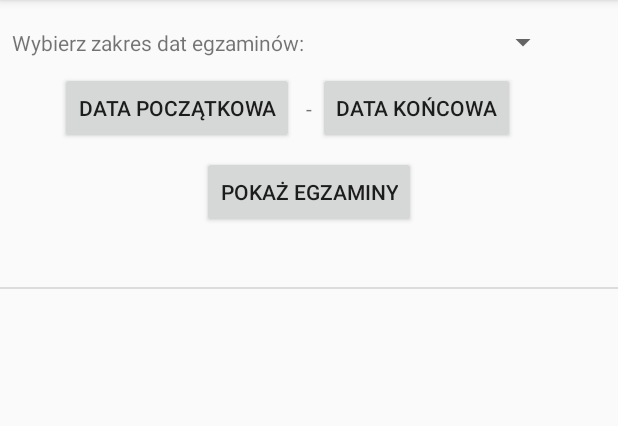
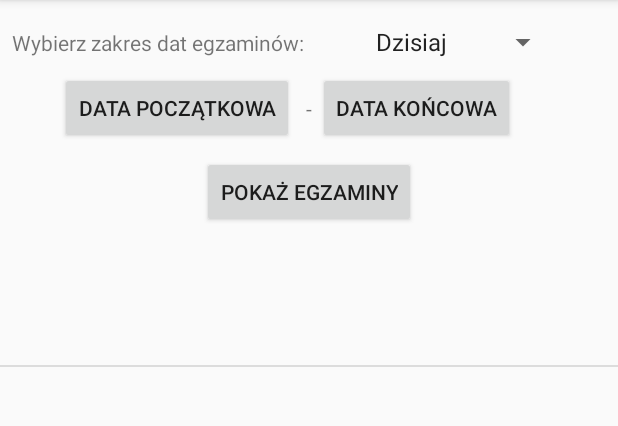
Before and after one commit to przemyslawmoskal/Driving_License_Examiners_App, an Android app: the ExamExplorerChooserFragment screen opened directly, with no data from a screen before it, on a phone screen of 412 x 824 dp, the part 84-510 px from its top. Run offline under Robolectric (Android 15) with nearby library versions, the phone set to English and light mode, and no system bars.

Commit message:
Added sample code to check if ExamExplorerChooserFragment can show another Fragment in the same Activity.

```diff
--- a/app/src/main/java/com/ptmprojects/aplikacjaegzaminatora/ExamExplorerChooserFragment.java
+++ b/app/src/main/java/com/ptmprojects/aplikacjaegzaminatora/ExamExplorerChooserFragment.java
@@ -4,15 +4,42 @@ import android.os.Bundle;
 import android.support.annotation.NonNull;
 import android.support.annotation.Nullable;
 import android.support.v4.app.Fragment;
+import android.support.v4.app.FragmentManager;
 import android.view.LayoutInflater;
 import android.view.View;
 import android.view.ViewGroup;
+import android.widget.ArrayAdapter;
+import android.widget.Button;
+import android.widget.Spinner;
 
 public class ExamExplorerChooserFragment extends Fragment {
+    private static final String DEFAULT_CHOOSE_DATE_RANGE_SPINNER_VALUE = "Dzisiaj";
+    private Spinner mChooseDateRangeSpinner;
+    private Button mSearchButton;
+
+
     @Nullable
     @Override
     public View onCreateView(@NonNull LayoutInflater inflater, @Nullable ViewGroup container, @Nullable Bundle savedInstanceState) {
         View v = inflater.inflate(R.layout.fragment_exam_explorer_chooser, container, false);
+
+        mChooseDateRangeSpinner = v.findViewById(R.id.date_range_chooser_spinner);
+        ArrayAdapter<CharSequence> adapter = ArrayAdapter.createFromResource(getActivity(),
+                R.array.time_scopes, android.R.layout.simple_spinner_item);
+        int spinnerDefaultPosition = adapter.getPosition(DEFAULT_CHOOSE_DATE_RANGE_SPINNER_VALUE);
+        adapter.setDropDownViewResource(android.R.layout.simple_spinner_dropdown_item);
+        mChooseDateRangeSpinner.setAdapter(adapter);
+        mChooseDateRangeSpinner.setSelection(spinnerDefaultPosition);
+
+        mSearchButton = (Button) v.findViewById(R.id.showExamsButton);
+        mSearchButton.setOnClickListener((view) -> {
+            Fragment fragment = new ExamExplorerListFragment();
+            FragmentManager fm = getActivity().getSupportFragmentManager();
+            fm.beginTransaction()
+                    .add(R.id.detail_fragment_container, fragment)
+                    .commit();
+        });
+
         return v;
     }
 }
--- a/app/src/main/res/layout/activity_twopane.xml
+++ b/app/src/main/res/layout/activity_twopane.xml
@@ -11,12 +11,12 @@
         android:id="@+id/fragment_container"
         android:layout_height="0dp"
         android:layout_width="match_parent"
-        android:layout_weight="1">
+        android:layout_weight="7">
     </FrameLayout>
     <FrameLayout
         android:id="@+id/detail_fragment_container"
         android:layout_height="0dp"
         android:layout_width="match_parent"
-        android:layout_weight="3">
+        android:layout_weight="15">
     </FrameLayout>
 </LinearLayout>
--- a/app/src/main/res/layout/fragment_exam_explorer_chooser.xml
+++ b/app/src/main/res/layout/fragment_exam_explorer_chooser.xml
@@ -68,7 +68,7 @@
         app:layout_constraintTop_toTopOf="@+id/end_date_button" />
 
     <Button
-        android:id="@+id/button"
+        android:id="@+id/showExamsButton"
         android:layout_width="wrap_content"
         android:layout_height="wrap_content"
         android:layout_marginTop="8dp"
--- a/app/src/main/res/layout/fragment_main.xml
+++ b/app/src/main/res/layout/fragment_main.xml
@@ -174,6 +174,7 @@
         android:layout_width="0dp"
         android:layout_height="wrap_content"
         android:layout_marginEnd="8dp"
+        android:layout_marginStart="8dp"
         android:layout_marginTop="8dp"
         android:text="@string/add_exam_label"
         app:layout_constraintEnd_toEndOf="parent"
@@ -185,10 +186,12 @@
         android:id="@+id/explore_results"
         android:layout_width="0dp"
         android:layout_height="wrap_content"
+        android:layout_marginEnd="8dp"
         android:layout_marginStart="8dp"
         android:layout_marginTop="8dp"
         android:text="@string/explore_results"
         app:layout_constraintEnd_toEndOf="parent"
+        app:layout_constraintHorizontal_bias="0.0"
         app:layout_constraintStart_toStartOf="parent"
         app:layout_constraintTop_toBottomOf="@+id/add_an_exam_button" />
 </android.support.constraint.ConstraintLayout>
--- a/app/src/main/res/values/strings.xml
+++ b/app/src/main/res/values/strings.xml
@@ -57,6 +57,6 @@
         <item>Ten miesiąc</item>
         <item>Ten rok</item>
         <item>Wszystkie</item>
-        <item>Wybierz zakres dat...</item>
+        <item>Własny...</item>
     </string-array>
 </resources>
```
Also changed, not shown: app/src/main/java/com/ptmprojects/aplikacjaegzaminatora/SingleFragmentActivity.java (+0 -16 lines), app/src/main/res/layout/fragment_exam_explorer_list.xml (+17 -1 lines).
